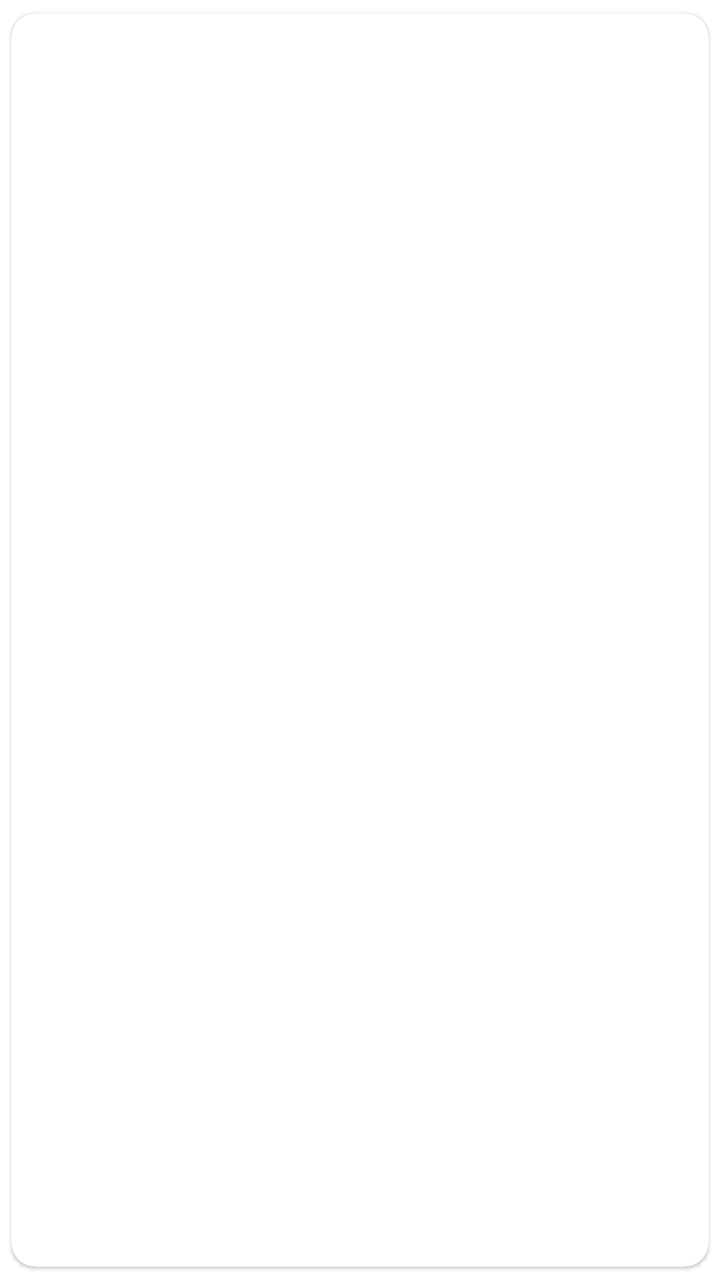
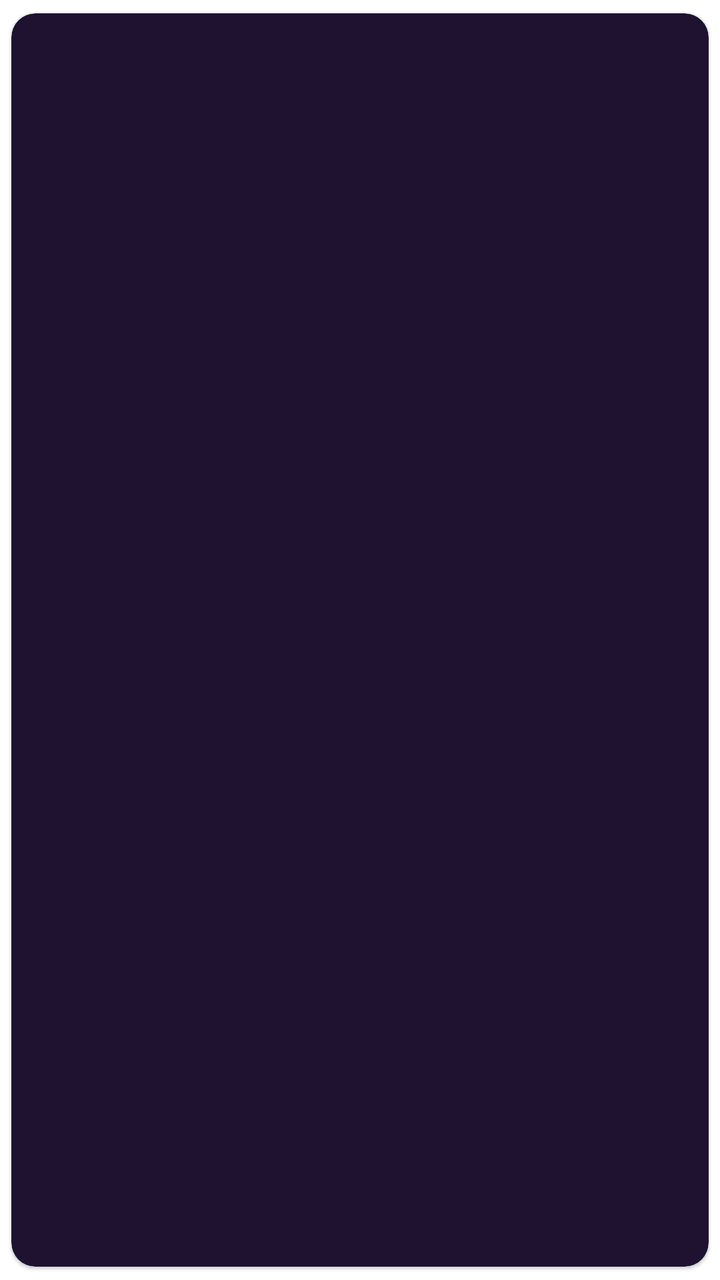

Two renders of the same Android screen: before a commit and after it. Below are the layout's source before the change and the commit's diff.
<!-- AndroidManifest.xml: application theme Theme.BatteryAssistant -->
<!-- res/layout/item_stats_entry.xml -->
<?xml version="1.0" encoding="utf-8"?>
<com.google.android.material.card.MaterialCardView xmlns:android="http://schemas.android.com/apk/res/android"
    xmlns:app="http://schemas.android.com/apk/res-auto"
    android:layout_width="match_parent"
    android:layout_height="wrap_content"
    android:layout_marginBottom="12dp"
    app:cardCornerRadius="12dp"
    app:cardUseCompatPadding="true"
    app:cardPreventCornerOverlap="true">

    <LinearLayout
        android:layout_width="match_parent"
        android:layout_height="wrap_content"
        android:orientation="vertical"
        android:padding="16dp">

        <TextView
            android:id="@+id/period_label"
            android:layout_width="wrap_content"
            android:layout_height="wrap_content"
            android:textAppearance="@style/TextAppearance.MaterialComponents.Subtitle1"
            android:textColor="?attr/baColorStatsPrimaryText"
            android:textStyle="bold" />

        <TextView
            android:id="@+id/period_description"
            android:layout_width="wrap_content"
            android:layout_height="wrap_content"
            android:layout_marginTop="4dp"
            android:textAppearance="@style/TextAppearance.MaterialComponents.Caption"
            android:textColor="?attr/baColorStatsSecondaryText" />

        <LinearLayout
            android:layout_width="match_parent"
            android:layout_height="wrap_content"
            android:layout_marginTop="12dp"
            android:orientation="vertical">

            <TextView
                android:id="@+id/session_count"
                android:layout_width="wrap_content"
                android:layout_height="wrap_content"
                android:textAppearance="@style/TextAppearance.MaterialComponents.Body1" />

            <TextView
                android:id="@+id/level_change"
                android:layout_width="wrap_content"
                android:layout_height="wrap_content"
                android:layout_marginTop="4dp"
                android:textAppearance="@style/TextAppearance.MaterialComponents.Body2" />

            <TextView
                android:id="@+id/charge_counter_diff"
                android:layout_width="wrap_content"
                android:layout_height="wrap_content"
                android:layout_marginTop="4dp"
                android:textAppearance="@style/TextAppearance.MaterialComponents.Body2" />

            <TextView
                android:id="@+id/estimated_capacity"
                android:layout_width="wrap_content"
                android:layout_height="wrap_content"
                android:layout_marginTop="4dp"
                android:textAppearance="@style/TextAppearance.MaterialComponents.Body2" />

            <TextView
                android:id="@+id/cycle_count"
                android:layout_width="wrap_content"
                android:layout_height="wrap_content"
                android:layout_marginTop="4dp"
                android:textAppearance="@style/TextAppearance.MaterialComponents.Body2" />

            <TextView
                android:id="@+id/capacity"
                android:layout_width="wrap_content"
                android:layout_height="wrap_content"
                android:layout_marginTop="4dp"
                android:textAppearance="@style/TextAppearance.MaterialComponents.Body2" />

            <TextView
                android:id="@+id/max_level_change"
                android:layout_width="wrap_content"
                android:layout_height="wrap_content"
                android:layout_marginTop="4dp"
                android:textAppearance="@style/TextAppearance.MaterialComponents.Body2" />
        </LinearLayout>

    </LinearLayout>

</com.google.android.material.card.MaterialCardView>
<!-- resources referenced by this layout -->
<resources>
  <style name="Theme.BatteryAssistant" parent="Theme.BatteryAssistant.Base.DayNight">
          
          <item name="baColorBrand">@color/purple_500</item>
          <item name="baColorBrandVariant">@color/purple_700</item>
          <item name="baColorOnBrand">@color/white</item>
          <item name="baColorSupport">@color/teal_200</item>
          <item name="baColorSupportVariant">@color/teal_700</item>
          <item name="baColorOnSupport">@color/black</item>
          <item name="baColorListItemHighlight">@color/list_item_highlight</item>
          <item name="baColorChartHighlight">@color/chart_highlight</item>
          <item name="baColorStatsBackground">@color/stats_background</item>
          <item name="baColorStatsCardBackground">@color/stats_card_background</item>
          <item name="baColorStatsPrimaryText">@color/stats_primary_text</item>
          <item name="baColorStatsSecondaryText">@color/stats_secondary_text</item>
          <item name="baColorStatsAccent">@color/stats_accent</item>
      </style>
  <style name="Theme.BatteryAssistant.Base.DayNight" parent="Theme.MaterialComponents.DayNight.NoActionBar">
          
          <item name="baColorStatusBar">?attr/colorPrimary</item>
          <item name="baColorAppBackground">?attr/colorBackgroundFloating</item>
          <item name="baColorSurface">?attr/colorSurface</item>
          <item name="baColorAccent">?attr/baColorBrand</item>
          <item name="baColorDivider">?android:textColorSecondary</item>
          <item name="baColorPrimaryText">?android:textColorPrimary</item>
          <item name="baColorSecondaryText">?android:textColorSecondary</item>
          <item name="colorPrimary">?attr/baColorBrand</item>
          <item name="colorPrimaryVariant">?attr/baColorBrandVariant</item>
          <item name="colorOnPrimary">?attr/baColorOnBrand</item>
          <item name="colorSecondary">?attr/baColorSupport</item>
          <item name="colorSecondaryVariant">?attr/baColorSupportVariant</item>
          <item name="colorOnSecondary">?attr/baColorOnSupport</item>
          <item name="android:windowOptOutEdgeToEdgeEnforcement">true</item>
          <item name="baTextStrokeEnabled">false</item>
          <item name="baTextStrokeColor">@color/white</item>
          <item name="baTextStrokeWidth">0</item>
      </style>
  <color name="purple_500">#FF6200EE</color>
  <color name="purple_700">#FF3700B3</color>
  <color name="white">#FFFFFFFF</color>
  <color name="teal_200">#FF03DAC5</color>
  <color name="teal_700">#FF018786</color>
  <color name="black">#FF000000</color>
  <color name="list_item_highlight">#33FF9800</color>
  <color name="chart_highlight">#FFFFFFFF</color>
  <color name="stats_background">#130A1F</color>
  <color name="stats_card_background">#1E1230</color>
  <color name="stats_primary_text">@color/white</color>
  <color name="stats_secondary_text">#CABAF0</color>
  <color name="stats_accent">@color/purple_500</color>
</resources>

<!-- the commit's change to res/layout/item_stats_entry.xml (unified diff, before → after) -->
@@ -4,6 +4,7 @@
     android:layout_width="match_parent"
     android:layout_height="wrap_content"
     android:layout_marginBottom="12dp"
+    app:cardBackgroundColor="?attr/baColorStatsCardBackground"
     app:cardCornerRadius="12dp"
     app:cardUseCompatPadding="true"
     app:cardPreventCornerOverlap="true">
@@ -40,49 +41,56 @@
                 android:id="@+id/session_count"
                 android:layout_width="wrap_content"
                 android:layout_height="wrap_content"
-                android:textAppearance="@style/TextAppearance.MaterialComponents.Body1" />
+                android:textAppearance="@style/TextAppearance.MaterialComponents.Body1"
+                android:textColor="?attr/baColorStatsPrimaryText" />
 
             <TextView
                 android:id="@+id/level_change"
                 android:layout_width="wrap_content"
                 android:layout_height="wrap_content"
                 android:layout_marginTop="4dp"
-                android:textAppearance="@style/TextAppearance.MaterialComponents.Body2" />
+                android:textAppearance="@style/TextAppearance.MaterialComponents.Body2"
+                android:textColor="?attr/baColorStatsPrimaryText" />
 
             <TextView
                 android:id="@+id/charge_counter_diff"
                 android:layout_width="wrap_content"
                 android:layout_height="wrap_content"
                 android:layout_marginTop="4dp"
-                android:textAppearance="@style/TextAppearance.MaterialComponents.Body2" />
+                android:textAppearance="@style/TextAppearance.MaterialComponents.Body2"
+                android:textColor="?attr/baColorStatsPrimaryText" />
 
             <TextView
                 android:id="@+id/estimated_capacity"
                 android:layout_width="wrap_content"
                 android:layout_height="wrap_content"
                 android:layout_marginTop="4dp"
-                android:textAppearance="@style/TextAppearance.MaterialComponents.Body2" />
+                android:textAppearance="@style/TextAppearance.MaterialComponents.Body2"
+                android:textColor="?attr/baColorStatsPrimaryText" />
 
             <TextView
                 android:id="@+id/cycle_count"
                 android:layout_width="wrap_content"
                 android:layout_height="wrap_content"
                 android:layout_marginTop="4dp"
-                android:textAppearance="@style/TextAppearance.MaterialComponents.Body2" />
+                android:textAppearance="@style/TextAppearance.MaterialComponents.Body2"
+                android:textColor="?attr/baColorStatsPrimaryText" />
 
             <TextView
                 android:id="@+id/capacity"
                 android:layout_width="wrap_content"
                 android:layout_height="wrap_content"
                 android:layout_marginTop="4dp"
-                android:textAppearance="@style/TextAppearance.MaterialComponents.Body2" />
+                android:textAppearance="@style/TextAppearance.MaterialComponents.Body2"
+                android:textColor="?attr/baColorStatsPrimaryText" />
 
             <TextView
                 android:id="@+id/max_level_change"
                 android:layout_width="wrap_content"
                 android:layout_height="wrap_content"
                 android:layout_marginTop="4dp"
-                android:textAppearance="@style/TextAppearance.MaterialComponents.Body2" />
+                android:textAppearance="@style/TextAppearance.MaterialComponents.Body2"
+                android:textColor="?attr/baColorStatsPrimaryText" />
         </LinearLayout>
 
     </LinearLayout>
